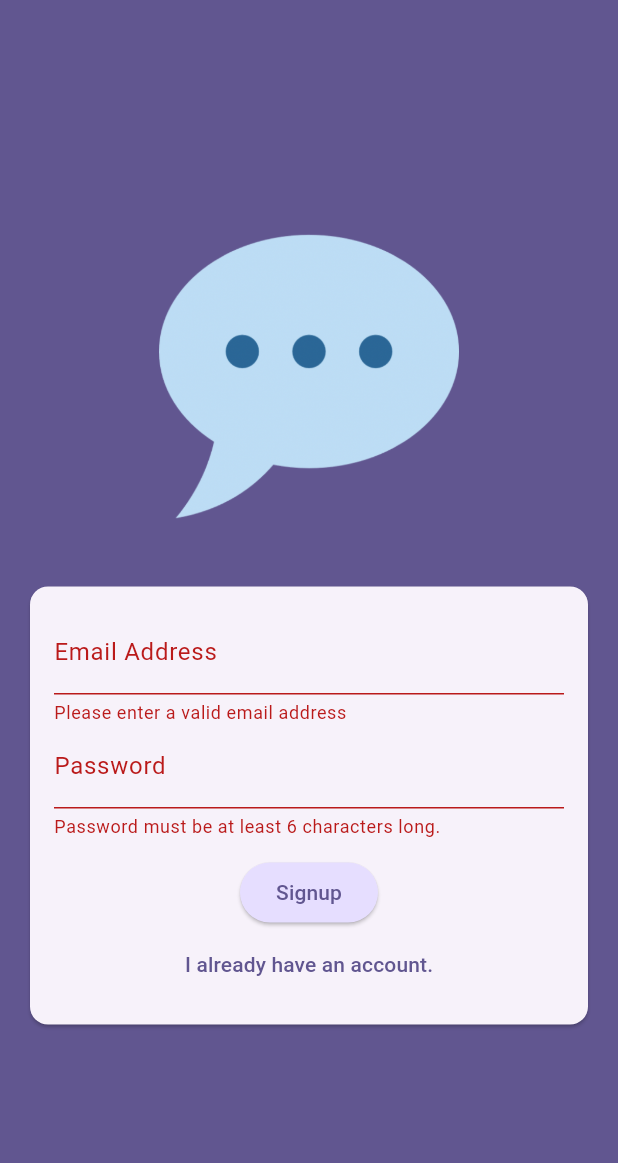
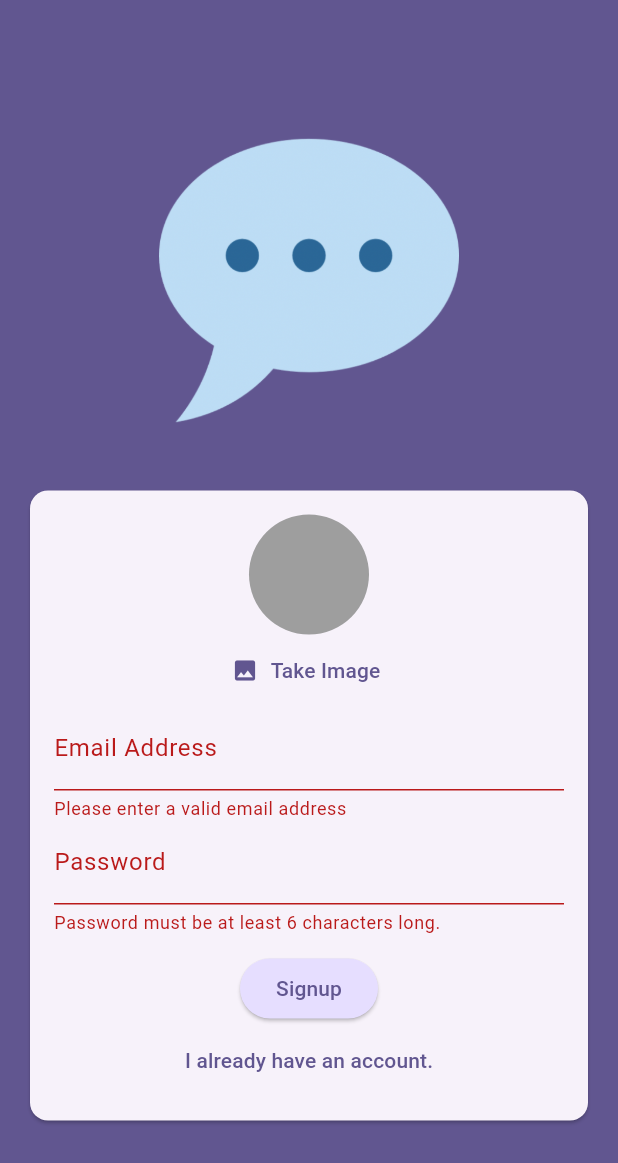
Before and after one commit to jherman1/chat_app, a Flutter app: the screen it shows after launch, after a tap on "Login", after a tap on "Create an account", on a phone screen of 412 x 824 dp. Shown: the top 1163 px of the screen. Run offline on Flutter 3.47's test engine with Material 3 defaults, Android fonts, the phone set to English and light mode, and no system bars; our stand-ins replace firebase_auth, firebase_core, image_picker; accounts and stored records are empty.

Commit message:
Added ability for users to use the camera to pick an image for their profile picture.

```diff
--- a/lib/screens/auth.dart
+++ b/lib/screens/auth.dart
@@ -1,3 +1,4 @@
+import 'package:chat_app/widgets/user_image_picker.dart';
 import 'package:flutter/material.dart';
 import 'package:firebase_auth/firebase_auth.dart';
 
@@ -83,6 +84,8 @@ class _AuthScreenState extends State<AuthScreen> {
                       child: Column(
                         mainAxisSize: MainAxisSize.min,
                         children: [
+                          if(!_isLogin)
+                            const UserImagePicker(),
                           TextFormField(
                             decoration: const InputDecoration(
                               labelText: 'Email Address',
--- /dev/null
+++ b/lib/widgets/user_image_picker.dart
@@ -0,0 +1,65 @@
+import 'dart:io';
+
+import 'package:flutter/material.dart';
+import 'package:image_picker/image_picker.dart';
+
+class UserImagePicker extends StatefulWidget {
+  const UserImagePicker({super.key});
+
+  @override
+  State<UserImagePicker> createState() {
+    return _UserImagePickerState();
+  }
+}
+
+class _UserImagePickerState extends State<UserImagePicker> {
+  File? _pickedImageFile;
+
+  void _pickImage() async {
+    if (Platform.isIOS) {
+      ScaffoldMessenger.of(context).clearSnackBars();
+      ScaffoldMessenger.of(context).showSnackBar(
+        const SnackBar(
+          content: Text('iOS simulator does not have camera capabilities.'),
+        ),
+      );
+      return;
+    }
+
+    final pickedImage = await ImagePicker().pickImage(
+      source: ImageSource.camera,
+      imageQuality: 50,
+      maxWidth: 150,
+    );
+
+    if (pickedImage == null) {
+      return;
+    }
+
+    setState(() {
+      _pickedImageFile = File(pickedImage.path);
+    });
+  }
+
+  @override
+  Widget build(BuildContext context) {
+    return Column(
+      children: [
+        CircleAvatar(
+          radius: 40,
+          backgroundColor: Colors.grey,
+          foregroundImage:
+              _pickedImageFile != null ? FileImage(_pickedImageFile!) : null,
+        ),
+        TextButton.icon(
+          onPressed: _pickImage,
+          icon: const Icon(Icons.image),
+          label: Text(
+            'Take Image',
+            style: TextStyle(color: Theme.of(context).colorScheme.primary),
+          ),
+        ),
+      ],
+    );
+  }
+}
```
Also changed, not shown: 2 other files.
